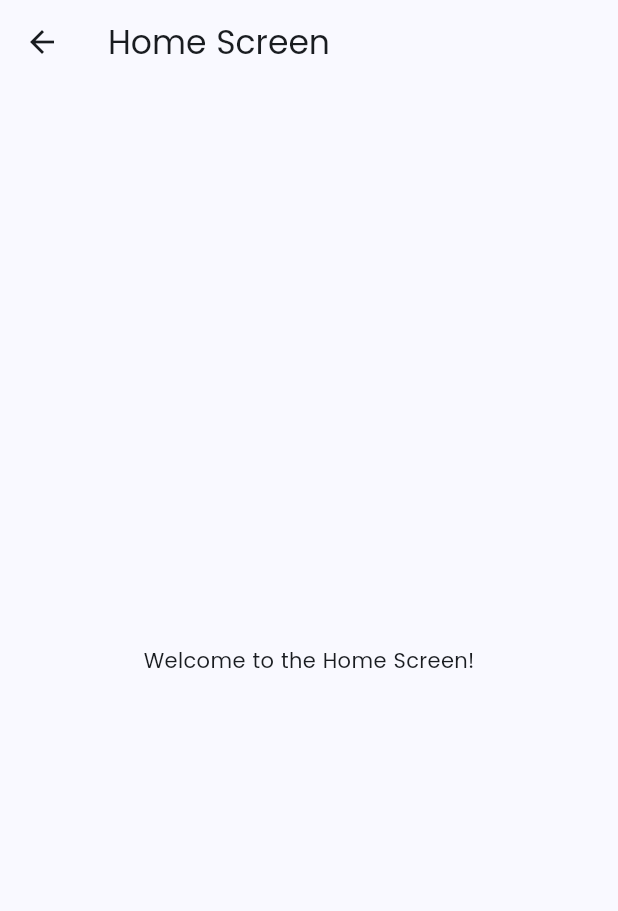
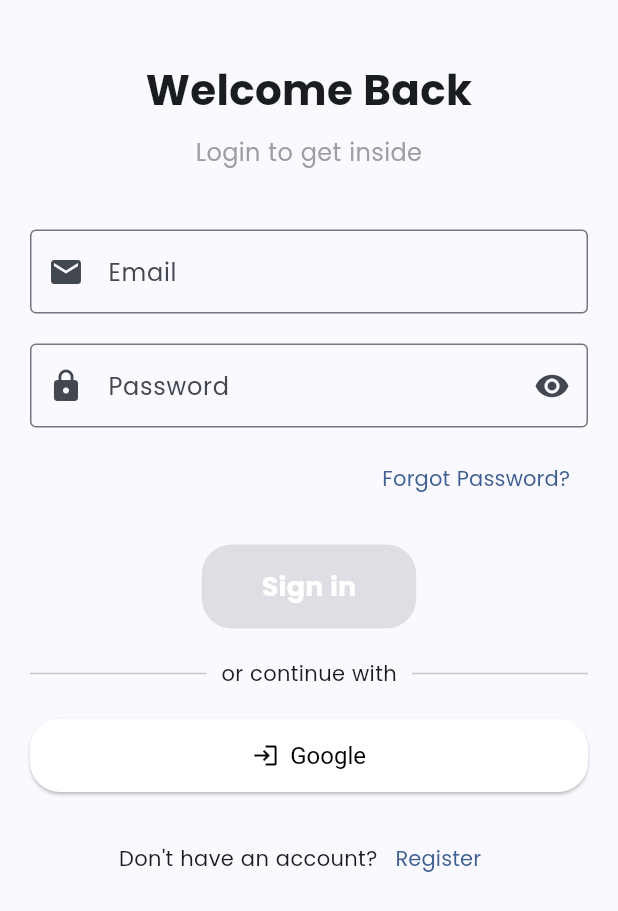
Before and after one commit to 920anish/store, a Flutter app: the screen it shows after launch, after a tap on an icon or button, on a phone screen of 412 x 824 dp. Shown: the top 911 px of the screen. Run offline on Flutter 3.47's test engine with Material 3 defaults, Android fonts, the phone set to English and light mode, and no system bars; our stand-ins replace flutter_svg.

Commit message:
added login page

```diff
--- a/lib/components/custom_button.dart
+++ b/lib/components/custom_button.dart
@@ -2,7 +2,7 @@ import 'package:flutter/material.dart';
 import 'package:store/k.dart';
 
 class CustomButton extends StatelessWidget {
-  final VoidCallback onPressed;
+  final VoidCallback? onPressed;
   final String text;
 
   const CustomButton({
@@ -16,7 +16,7 @@ class CustomButton extends StatelessWidget {
     return ElevatedButton(
       onPressed: onPressed,
       style: ElevatedButton.styleFrom(
-        backgroundColor: kPrimaryColor,
+        backgroundColor: onPressed != null ? kPrimaryColor : Colors.grey,
         shape: RoundedRectangleBorder(
           borderRadius: BorderRadius.circular(20),
         ),
--- a/lib/routes.dart
+++ b/lib/routes.dart
@@ -1,11 +1,14 @@
-// lib/routes.dart
 import 'package:flutter/material.dart';
-import 'screens/welcome/welcome_screen.dart';
-import 'screens/home/home_screen.dart';
+import 'package:store/screens/login/login.dart';
+import 'package:store/screens/welcome/welcome_screen.dart';
+import 'package:store/screens/home/home_screen.dart';
 
 class AppRoutes {
   static const String welcome = '/';
   static const String home = '/home';
+  static const String login = '/login';
+  static const String register = '/register';
+
 
   static Route<dynamic> generateRoute(RouteSettings settings) {
     switch (settings.name) {
@@ -13,6 +16,8 @@ class AppRoutes {
         return MaterialPageRoute(builder: (_) => const WelcomeScreen());
       case home:
         return MaterialPageRoute(builder: (_) => const HomeScreen());
+      case login:
+        return MaterialPageRoute(builder: (_) => const LoginScreen());
       default:
         return MaterialPageRoute(builder: (_) => const WelcomeScreen());
     }
--- /dev/null
+++ b/lib/screens/login/form.dart
@@ -0,0 +1,145 @@
+import 'package:flutter/material.dart';
+import 'package:store/components/custom_button.dart';
+import 'package:store/routes.dart';
+
+class LoginForm extends StatefulWidget {
+  const LoginForm({super.key});
+
+  @override
+  State<LoginForm> createState() => _LoginFormState();
+}
+
+class _LoginFormState extends State<LoginForm> {
+  final _formKey = GlobalKey<FormState>();
+  final TextEditingController _emailController = TextEditingController();
+  final TextEditingController _passwordController = TextEditingController();
+  final FocusNode _emailFocusNode = FocusNode();
+  final FocusNode _passwordFocusNode = FocusNode();
+  bool _obscureText = true;
+
+  @override
+  void initState() {
+    super.initState();
+    _emailController.addListener(_validateForm);
+    _passwordController.addListener(_validateForm);
+  }
+
+  @override
+  void dispose() {
+    _emailController.dispose();
+    _passwordController.dispose();
+    _emailFocusNode.dispose();
+    _passwordFocusNode.dispose();
+    super.dispose();
+  }
+
+  void _validateForm() {
+    setState(() {});
+  }
+
+  void _validateAndSubmit() {
+    if (_formKey.currentState!.validate()) {
+      Navigator.pushNamed(context, AppRoutes.home);
+      // Implement login functionality
+    } else {
+      if (_emailController.text.isEmpty || !_isEmailValid(_emailController.text)) {
+        FocusScope.of(context).requestFocus(_emailFocusNode);
+      } else if (_passwordController.text.isEmpty) {
+        FocusScope.of(context).requestFocus(_passwordFocusNode);
+      }
+    }
+  }
+
+  bool _isEmailValid(String email) {
+    final emailRegex = RegExp(r'^[^@]+@[^@]+\.[^@]+$');
+    return emailRegex.hasMatch(email);
+  }
+
+  @override
+  Widget build(BuildContext context) {
+    bool isFormValid = _isEmailValid(_emailController.text) && _passwordController.text.isNotEmpty;
+
+    return Form(
+      key: _formKey,
+      child: Column(
+        children: <Widget>[
+          TextFormField(
+            controller: _emailController,
+            focusNode: _emailFocusNode,
+            decoration: InputDecoration(
+              labelText: 'Email',
+              hintText: 'Enter your email',
+              border: const OutlineInputBorder(),
+              prefixIcon: const Icon(Icons.email),
+              errorText: !_isEmailValid(_emailController.text) && _emailController.text.isNotEmpty
+                  ? 'Please enter a valid email'
+                  : null,
+            ),
+            textInputAction: TextInputAction.next,
+            validator: (value) {
+              if (value == null || value.isEmpty) {
+                return 'Please enter your email';
+              } else if (!_isEmailValid(value)) {
+                return 'Please enter a valid email';
+              }
+              return null;
+            },
+            onFieldSubmitted: (_) {
+              FocusScope.of(context).requestFocus(_passwordFocusNode);
+            },
+          ),
+          const SizedBox(height: 20),
+          TextFormField(
+            controller: _passwordController,
+            focusNode: _passwordFocusNode,
+            obscureText: _obscureText,
+            decoration: InputDecoration(
+              labelText: 'Password',
+              hintText: 'Enter your password',
+              border: const OutlineInputBorder(),
+              prefixIcon: const Icon(Icons.lock),
+              suffixIcon: IconButton(
+                icon: Icon(
+                  _obscureText ? Icons.visibility : Icons.visibility_off,
+                ),
+                onPressed: () {
+                  setState(() {
+                    _obscureText = !_obscureText;
+                  });
+                },
+              ),
+              errorText: _passwordController.text.isEmpty && _passwordController.text.isNotEmpty
+                  ? 'Please enter your password'
+                  : null,
+            ),
+            textInputAction: TextInputAction.done,
+            validator: (value) {
+              if (value == null || value.isEmpty) {
+                return 'Please enter your password';
+              }
+              return null;
+            },
+            onFieldSubmitted: (_) {
+              _validateAndSubmit();
+            },
+          ),
+          const SizedBox(height: 10),
+          Align(
+            alignment: Alignment.centerRight,
+            child: TextButton(
+              onPressed: () {
+                // Implement "Forgot Password?" functionality
+              },
+              child: const Text('Forgot Password?'),
+            ),
+          ),
+          const SizedBox(height: 20),
+          CustomButton(
+            onPressed: isFormValid ? _validateAndSubmit : null,
+            text: 'Sign in',
+          ),
+        ],
+      ),
+    );
+  }
+}
--- /dev/null
+++ b/lib/screens/login/login.dart
@@ -0,0 +1,90 @@
+import 'package:flutter/material.dart';
+import 'package:store/screens/login/form.dart';
+import 'package:store/routes.dart'; // Add this to import routes if you have a route for registration
+
+class LoginScreen extends StatelessWidget {
+  const LoginScreen({super.key});
+
+  @override
+  Widget build(BuildContext context) {
+    return Scaffold(
+      body: SafeArea(
+        child: SingleChildScrollView(
+          child: Padding(
+            padding: const EdgeInsets.symmetric(horizontal: 20),
+            child: Column(
+              mainAxisAlignment: MainAxisAlignment.center,
+              crossAxisAlignment: CrossAxisAlignment.stretch,
+              children: <Widget>[
+                const SizedBox(height: 40),
+                const Text(
+                  'Welcome Back',
+                  style: TextStyle(
+                    fontSize: 28,
+                    fontWeight: FontWeight.bold,
+                  ),
+                  textAlign: TextAlign.center,
+                ),
+                const SizedBox(height: 10),
+                const Text(
+                  'Login to get inside',
+                  style: TextStyle(
+                    fontSize: 16,
+                    color: Colors.grey,
+                  ),
+                  textAlign: TextAlign.center,
+                ),
+                const SizedBox(height: 40),
+                const LoginForm(),
+                const SizedBox(height: 20),
+                const Row(
+                  children: <Widget>[
+                    Expanded(child: Divider()),
+                    Padding(
+                      padding: EdgeInsets.symmetric(horizontal: 10),
+                      child: Text('or continue with'),
+                    ),
+                    Expanded(child: Divider()),
+                  ],
+                ),
+                const SizedBox(height: 20),
+                ElevatedButton.icon(
+                  onPressed: () {
+                    // Implement Google login functionality
+                  },
+                  icon: const Icon(Icons.login, color: Colors.black),
+                  label: const Text('Google', style: TextStyle(color: Colors.black)),
+                  style: ElevatedButton.styleFrom(
+                    backgroundColor: Colors.white,
+                    shape: RoundedRectangleBorder(
+                      borderRadius: BorderRadius.circular(20),
+                    ),
+                    padding: const EdgeInsets.symmetric(vertical: 15),
+                    textStyle: const TextStyle(
+                      color: Colors.black,
+                      fontSize: 16,
+                    ),
+                  ),
+                ),
+                const SizedBox(height: 20),
+                Row(
+                  mainAxisAlignment: MainAxisAlignment.center,
+                  children: <Widget>[
+                    const Text('Don\'t have an account?'),
+                    TextButton(
+                      onPressed: () {
+                        // Navigate to the registration screen
+                        Navigator.pushNamed(context, AppRoutes.register);
+                      },
+                      child: const Text('Register'),
+                    ),
+                  ],
+                ),
+              ],
+            ),
+          ),
+        ),
+      ),
+    );
+  }
+}
--- a/lib/screens/welcome/welcome_content.dart
+++ b/lib/screens/welcome/welcome_content.dart
@@ -18,7 +18,7 @@ class WelcomeContent extends StatelessWidget {
         const Spacer(),
         SvgPicture.asset(
           image,
-          height: 300, // Increase height to make SVG larger
+          height: 300,
           width: double.infinity,
           fit: BoxFit.contain,
         ),
--- a/lib/screens/welcome/welcome_screen.dart
+++ b/lib/screens/welcome/welcome_screen.dart
@@ -73,7 +73,7 @@ class _WelcomeScreenState extends State<WelcomeScreen> {
               const SizedBox(height: 20),
               CustomButton(
                 onPressed: () {
-                  Navigator.pushNamed(context , AppRoutes.home);
+                  Navigator.pushNamed(context , AppRoutes.login);
                 },
                 text: "Let's Go   →",
               ),
```
